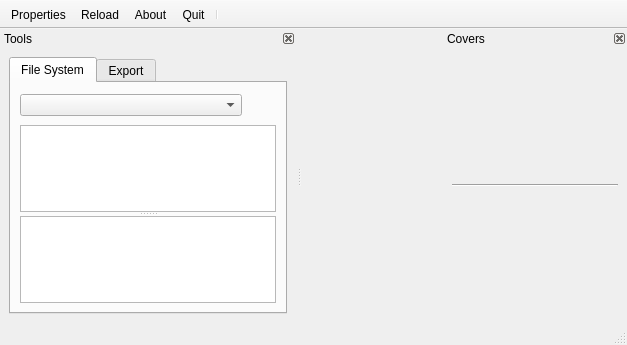
Above: qwbfs/src/UIMain.ui from amestica/qwbfs before the change. Below: the same form after it.
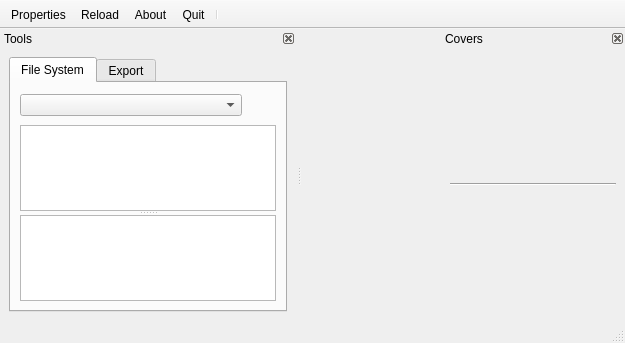
That is the form after the change. Icons and pictures are not drawn. Custom widgets are drawn as their Qt base class.

The edit to the form file:
```diff
--- a/qwbfs/src/UIMain.ui
+++ b/qwbfs/src/UIMain.ui
@@ -6,8 +6,8 @@
    <rect>
     <x>0</x>
     <y>0</y>
-    <width>627</width>
-    <height>345</height>
+    <width>625</width>
+    <height>343</height>
    </rect>
   </property>
   <property name="iconSize">
@@ -409,6 +409,12 @@
    <extends>QToolBar</extends>
    <header location="global">Gui/pQueuedMessageToolBar</header>
   </customwidget>
+  <customwidget>
+   <class>pDockWidget</class>
+   <extends>QDockWidget</extends>
+   <header location="global">Gui/pDockWidget</header>
+   <container>1</container>
+  </customwidget>
  </customwidgets>
  <resources>
   <include location="../resources/resources.qrc"/>
```
Left out of the diff: 4 changed lines with no effect on the pictures.
